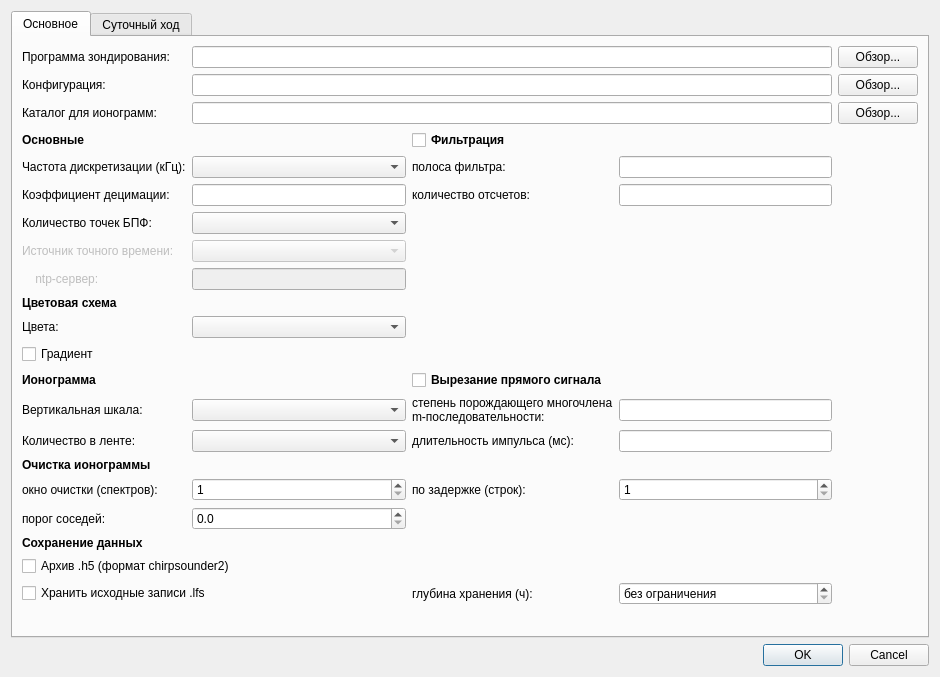
Old version of the form src/parametersdialog.ui in the repository nikita-konkin/ionozond.
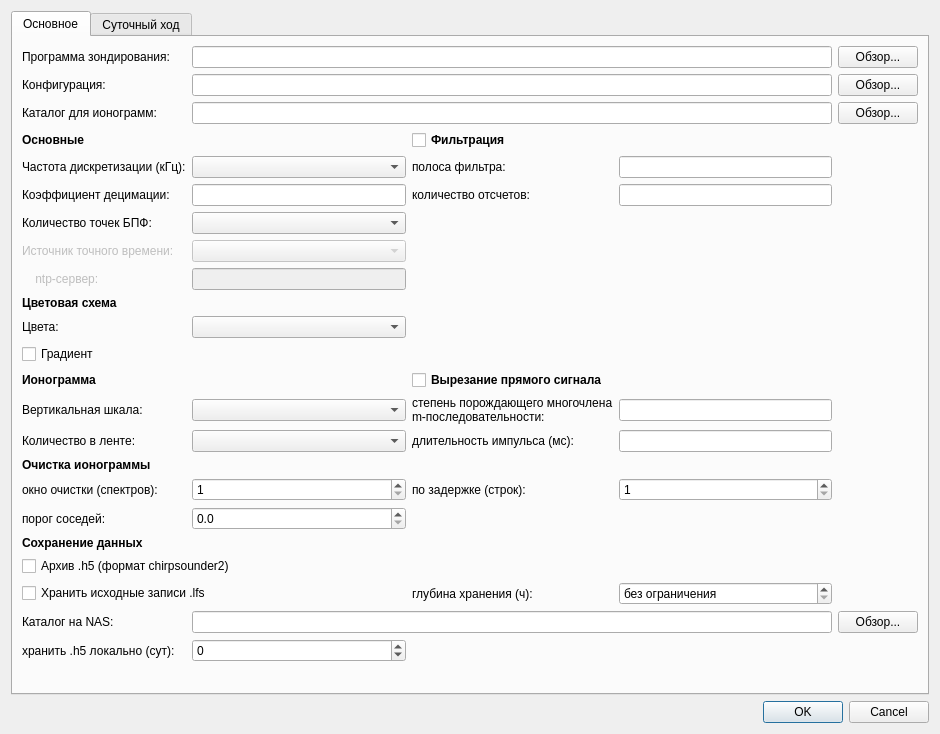
New version of the form. Icons and pictures are not drawn. Custom widgets are drawn as their Qt base class.

Commit message: NAS destination and retention move into the parameters dialog

What changed in the file:
```diff
--- a/src/parametersdialog.ui
+++ b/src/parametersdialog.ui
@@ -160,12 +160,31 @@
 Удаление идёт между зондированиями и только при исправном
 архиве .h5. Ноль -- хранить бессрочно.</string></property></widget></item>
 
-       <item row="21" column="0" colspan="5"><widget class="QLabel" name="lblFormatsHint">
+       <item row="21" column="0"><widget class="QLabel" name="lblNasDir">
+        <property name="text"><string>Каталог на NAS:</string></property>
+        <property name="toolTip"><string>Смонтированная сетевая папка, например
+/mnt/ionozond_16tb/ionozond. Туда копируются .h5 и .lfp;
+пусто -- выгрузка отключена.</string></property></widget></item>
+       <item row="21" column="1" colspan="3"><widget class="QLineEdit" name="edtNasDir"/></item>
+       <item row="21" column="4"><widget class="QPushButton" name="btnNasDir">
+        <property name="text"><string>Обзор...</string></property></widget></item>
+
+       <item row="22" column="0"><widget class="QLabel" name="lblNasKeepH5">
+        <property name="text"><string>хранить .h5 локально (сут):</string></property></widget></item>
+       <item row="22" column="1"><widget class="QSpinBox" name="spbNasKeepH5">
+        <property name="minimum"><number>-1</number></property>
+        <property name="maximum"><number>3650</number></property>
+        <property name="specialValueText"><string>не удалять</string></property>
+        <property name="toolTip"><string>Через сколько суток удалять локальные .h5 -- и только
+после того, как rsync подтвердит по контрольной сумме, что
+на NAS лежат те же байты. -1 -- не удалять никогда.</string></property></widget></item>
+
+       <item row="23" column="0" colspan="5"><widget class="QLabel" name="lblFormatsHint">
         <property name="styleSheet"><string notr="true">color: #808080;</string></property>
         <property name="text"><string/></property>
         <property name="wordWrap"><bool>true</bool></property></widget></item>
 
-       <item row="22" column="0" colspan="5">
+       <item row="24" column="0" colspan="5">
         <spacer name="vspBase">
          <property name="orientation"><enum>Qt::Vertical</enum></property>
          <property name="sizeHint" stdset="0"><size><width>20</width><height>10</height></size></property>
```
The commit also changes 7 other files.
